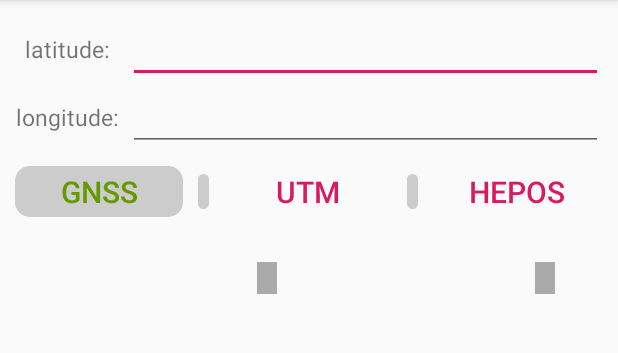
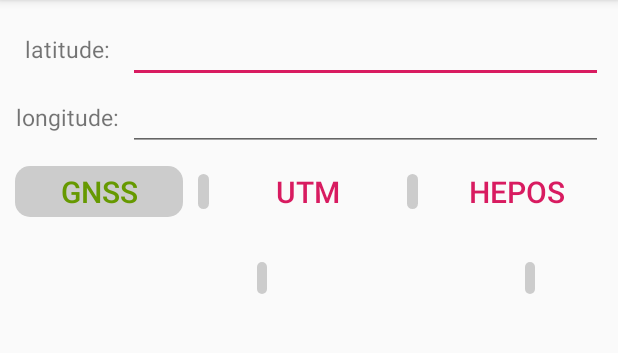
Before and after one commit to ifDroids/CoordinatesConverter, an Android app: the screen it shows after launch (MainActivity), on a phone screen of 412 x 824 dp, the part 84-437 px from its top. Run offline under Robolectric (Android 15) with nearby library versions, the phone set to English and light mode, and no system bars; our stand-ins replace ButterKnife.

Commit message:
res: activity_output: change UTM seperator

```diff
--- a/app/src/main/res/layout/activity_output_outputs.xml
+++ b/app/src/main/res/layout/activity_output_outputs.xml
@@ -16,8 +16,8 @@
     <View
         android:layout_width="0dp"
         android:layout_height="match_parent"
-        android:layout_weight="0.1"
-        android:background="@android:color/darker_gray" />
+        android:layout_weight="0.05"
+        android:background="@drawable/round_frame_bar_separator"/>
 
 
     <TextView
@@ -32,8 +32,8 @@
         android:id="@+id/utm_zone_boundaries"
         android:layout_width="0dp"
         android:layout_height="match_parent"
-        android:layout_weight="0.1"
-        android:background="@android:color/darker_gray" />
+        android:layout_weight="0.05"
+        android:background="@drawable/round_frame_bar_separator"/>
 
     <TextView
         android:id="@+id/utm_zone_output"
```
